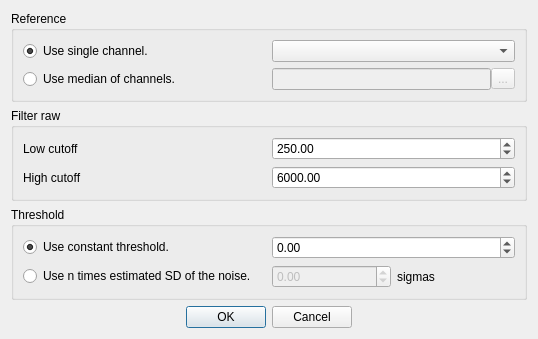
Above: pysortgui/UI/ExtractWaveformSettings.ui from HarryWang0210/PySortGUI before the change. Below: the same form after it.
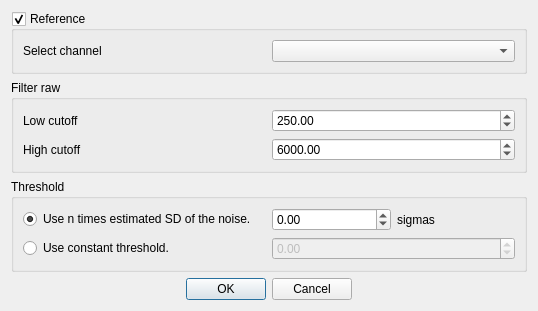
That is the form after the change.

Commit message: refactor: Change extract wav setting format

Diff of the .ui file:
```diff
--- a/pysortgui/UI/ExtractWaveformSettings.ui
+++ b/pysortgui/UI/ExtractWaveformSettings.ui
@@ -23,18 +23,15 @@
       <string>Reference</string>
      </property>
      <property name="checkable">
-      <bool>false</bool>
+      <bool>true</bool>
      </property>
      <layout class="QVBoxLayout" name="verticalLayout_4">
       <item>
        <layout class="QHBoxLayout" name="horizontalLayout_6">
         <item>
-         <widget class="QRadioButton" name="channel_ref_radioButton">
+         <widget class="QLabel" name="label">
           <property name="text">
-           <string>Use single channel.</string>
-          </property>
-          <property name="checked">
-           <bool>true</bool>
+           <string>Select channel</string>
           </property>
          </widget>
         </item>
@@ -43,53 +40,6 @@
         </item>
        </layout>
       </item>
-      <item>
-       <layout class="QHBoxLayout" name="horizontalLayout_8">
-        <item>
-         <widget class="QRadioButton" name="median_ref_radioButton">
-          <property name="text">
-           <string>Use median of channels.</string>
-          </property>
-         </widget>
-        </item>
-        <item>
-         <layout class="QHBoxLayout" name="horizontalLayout_7">
-          <property name="spacing">
-           <number>0</number>
-          </property>
-          <item>
-           <widget class="QLineEdit" name="show_channels_lineEdit">
-            <property name="enabled">
-             <bool>false</bool>
-            </property>
-            <property name="sizePolicy">
-             <sizepolicy hsizetype="Minimum" vsizetype="Fixed">
-              <horstretch>0</horstretch>
-              <verstretch>0</verstretch>
-             </sizepolicy>
-            </property>
-            <property name="text">
-             <string/>
-            </property>
-            <property name="readOnly">
-             <bool>true</bool>
-            </property>
-           </widget>
-          </item>
-          <item>
-           <widget class="QToolButton" name="select_channels_toolButton">
-            <property name="enabled">
-             <bool>false</bool>
-            </property>
-            <property name="text">
-             <string>...</string>
-            </property>
-           </widget>
-          </item>
-         </layout>
-        </item>
-       </layout>
-      </item>
      </layout>
     </widget>
    </item>
@@ -156,30 +106,6 @@
       <bool>false</bool>
      </property>
      <layout class="QVBoxLayout" name="verticalLayout_3">
-      <item>
-       <layout class="QHBoxLayout" name="horizontalLayout_3">
-        <item>
-         <widget class="QRadioButton" name="const_thr_radioButton">
-          <property name="text">
-           <string>Use constant threshold.</string>
-          </property>
-          <property name="checked">
-           <bool>true</bool>
-          </property>
-         </widget>
-        </item>
-        <item>
-         <widget class="QDoubleSpinBox" name="const_thr_doubleSpinBox">
-          <property name="minimum">
-           <double>-32768.000000000000000</double>
-          </property>
-          <property name="maximum">
-           <double>32767.000000000000000</double>
-          </property>
-         </widget>
-        </item>
-       </layout>
-      </item>
       <item>
        <layout class="QHBoxLayout" name="horizontalLayout_5">
         <item>
@@ -187,6 +113,9 @@
           <property name="text">
            <string>Use n times estimated SD of the noise.</string>
           </property>
+          <property name="checked">
+           <bool>true</bool>
+          </property>
          </widget>
         </item>
         <item>
@@ -194,7 +123,7 @@
           <item>
            <widget class="QDoubleSpinBox" name="mad_thr_doubleSpinBox">
             <property name="enabled">
-             <bool>false</bool>
+             <bool>true</bool>
             </property>
             <property name="minimum">
              <double>-99.989999999999995</double>
@@ -203,6 +132,9 @@
           </item>
           <item>
            <widget class="QLabel" name="sigmas_label">
+            <property name="enabled">
+             <bool>true</bool>
+            </property>
             <property name="text">
              <string>sigmas</string>
             </property>
@@ -212,6 +144,33 @@
         </item>
        </layout>
       </item>
+      <item>
+       <layout class="QHBoxLayout" name="horizontalLayout_3">
+        <item>
+         <widget class="QRadioButton" name="const_thr_radioButton">
+          <property name="text">
+           <string>Use constant threshold.</string>
+          </property>
+          <property name="checked">
+           <bool>false</bool>
+          </property>
+         </widget>
+        </item>
+        <item>
+         <widget class="QDoubleSpinBox" name="const_thr_doubleSpinBox">
+          <property name="enabled">
+           <bool>false</bool>
+          </property>
+          <property name="minimum">
+           <double>-32768.000000000000000</double>
+          </property>
+          <property name="maximum">
+           <double>32767.000000000000000</double>
+          </property>
+         </widget>
+        </item>
+       </layout>
+      </item>
      </layout>
     </widget>
    </item>
```
Left out of the diff: 32 changed lines with no effect on the pictures. The commit also changes 2 other files.
